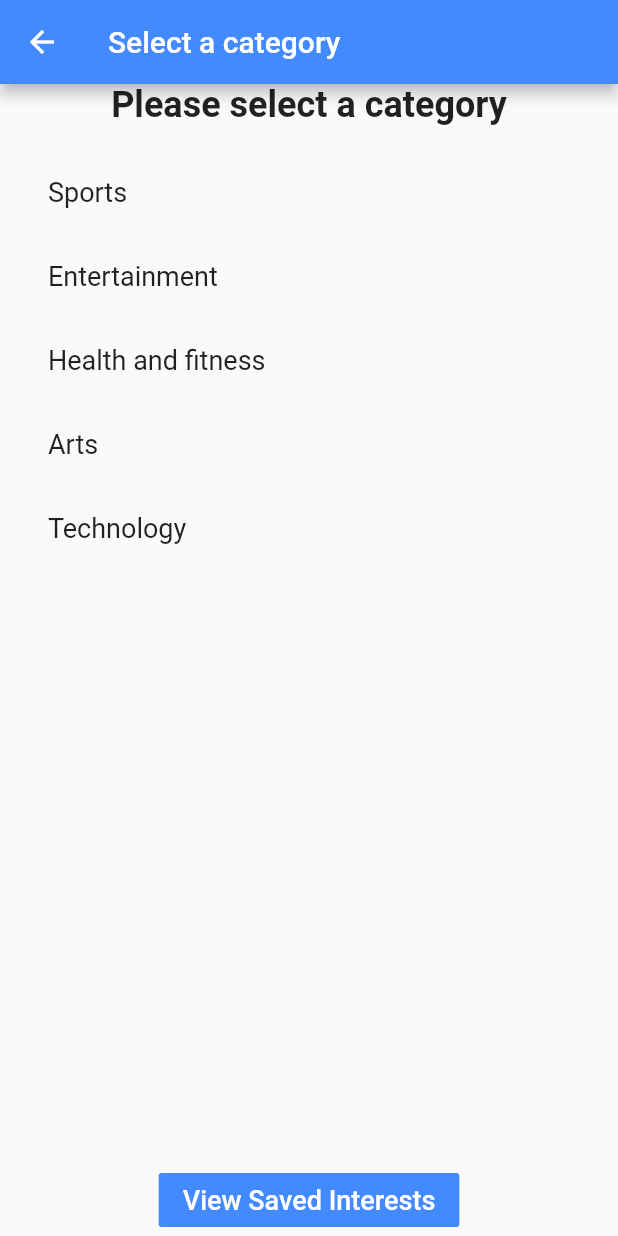
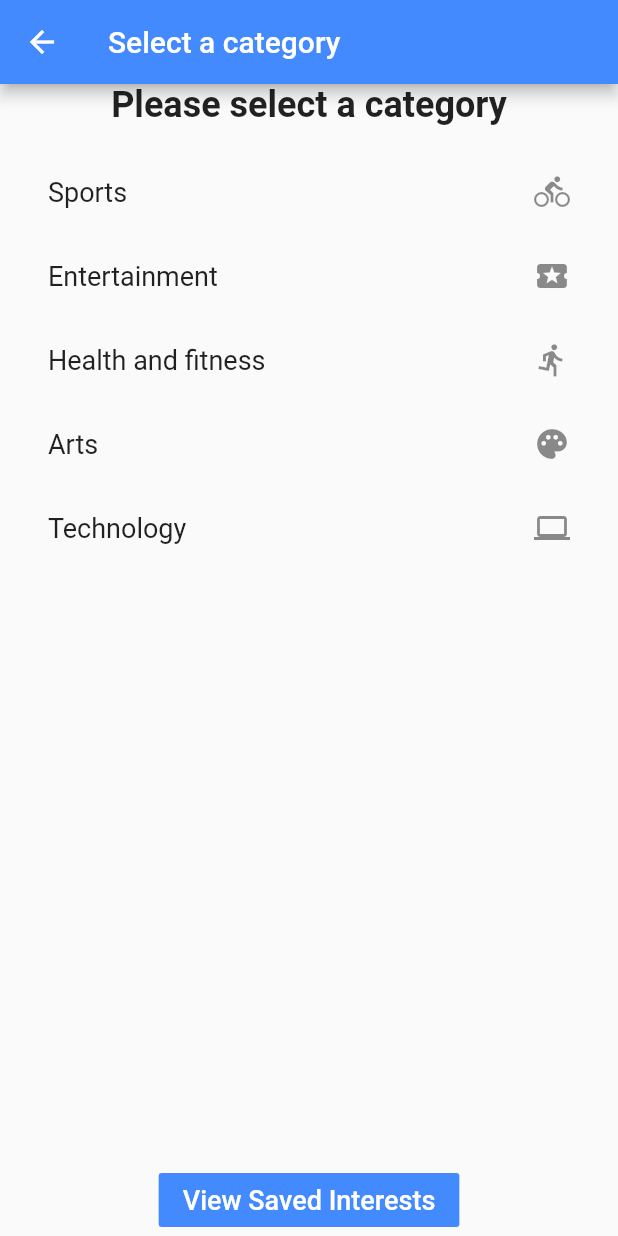
Before and after one commit to SatadruSanyal/quaranTeam, a Flutter app: the screen it shows after launch, after a tap on "Add Interests", on a phone screen of 412 x 824 dp. Run offline on Flutter 3.47's test engine with Material 2 defaults, Android fonts, the phone set to English and light mode, and no system bars.

Commit message:
Added empty journal page and icons to categories of interest

```diff
--- a/lib/addInterests.dart
+++ b/lib/addInterests.dart
@@ -15,23 +15,15 @@ final List<Text> health = [Text('Running'), Text('Yoga'), Text('Pilates'), Text(
 final List<Text> arts = [Text('Fine art'), Text('Contemporary'), Text('Art Nouveau'), Text('Pop art'), Text('Minimalism Art')];
 final List<Text> tech = [Text('Phones'), Text('PC Building'), Text('Gaming'), Text('Crypto'), Text('DIYs')];
 
+final List<Text> categories = [Text('Sports'), Text('Entertainment'), Text('Health and fitness'), Text('Arts'), Text('Technology')];
+final List<Icon> categoryIcons = [Icon(Icons.directions_bike), Icon(Icons.local_activity), Icon(Icons.directions_run), Icon(Icons.palette), Icon(Icons.computer)];
+
 class Categories extends StatefulWidget {
   @override
   CategoriesState createState() => CategoriesState();
 }
 
 class CategoriesState extends State<Categories>{
-  final _categories = <Text>[];
-
-  void _addCategories() {
-    /* Hardcoded suggestions can be added here. Remember to update
-     * the global int numOfCategories if you change this*/
-    _categories.add(Text('Sports'));
-    _categories.add(Text('Entertainment'));
-    _categories.add(Text('Health and fitness'));
-    _categories.add(Text('Arts'));
-    _categories.add(Text('Technology'));
-  }
 
   void _pushSaved() {
     Navigator.of(context).push(MaterialPageRoute<void>(
@@ -39,7 +31,6 @@ class CategoriesState extends State<Categories>{
   }
 
   Widget build(BuildContext context) {
-    _addCategories();
     return Scaffold(
       appBar: AppBar(
         title: Text('Select a category'),
@@ -72,7 +63,7 @@ class CategoriesState extends State<Categories>{
         padding: const EdgeInsets.all(16.0),
         itemBuilder: (context, i) {
           if (i < numOfCategories) {
-            return _buildRow(_categories[i]);
+            return _buildRow(categories[i], categoryIcons[i]);
           }
           return null;
         }
@@ -80,12 +71,13 @@ class CategoriesState extends State<Categories>{
     );
   }
 
-  Widget _buildRow(Text word) {
+  Widget _buildRow(Text word, Icon icon) {
     return ListTile(
       title: Text(
         word.data,
         style: standardFont,
       ),
+      trailing: icon,
       onTap: () {
         //Find which category was tapped
         categoryFocus = word.data;
```
Also changed, not shown: lib/journal.dart (added, +28 -0 lines), lib/main.dart (+12 -5 lines).
